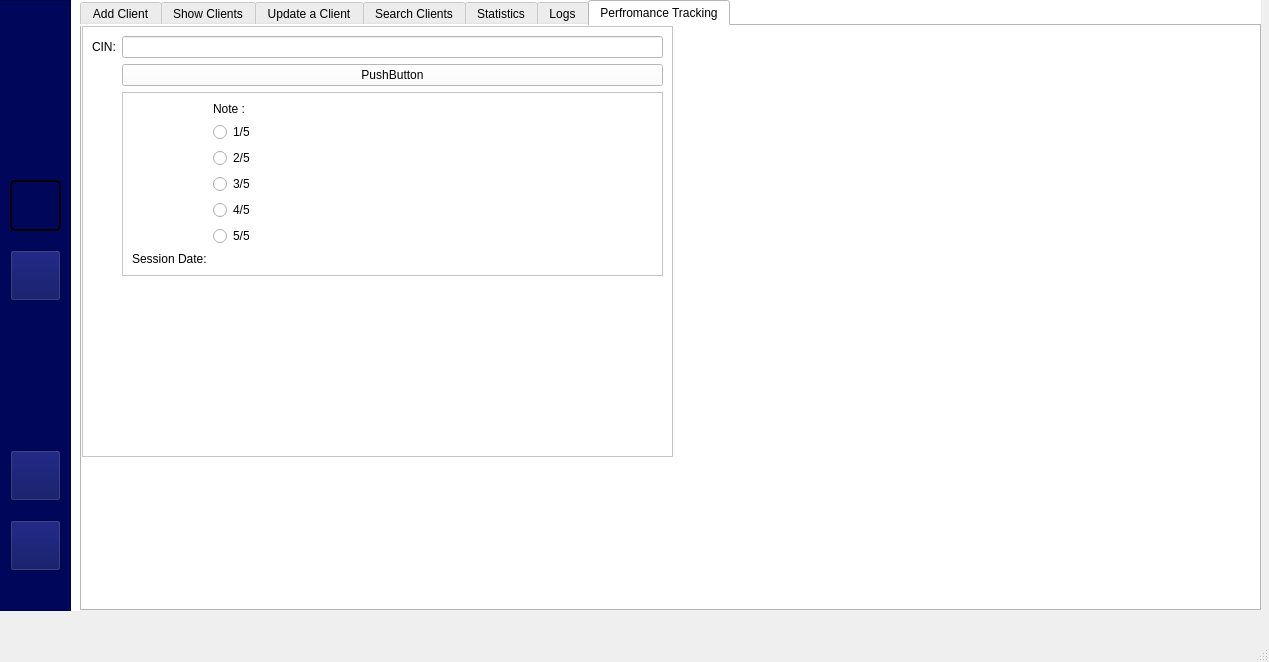
The window that mainwindow.ui (Projet-CPP-2A6/Nautica) describes before a commit, drawn with Qt 5.
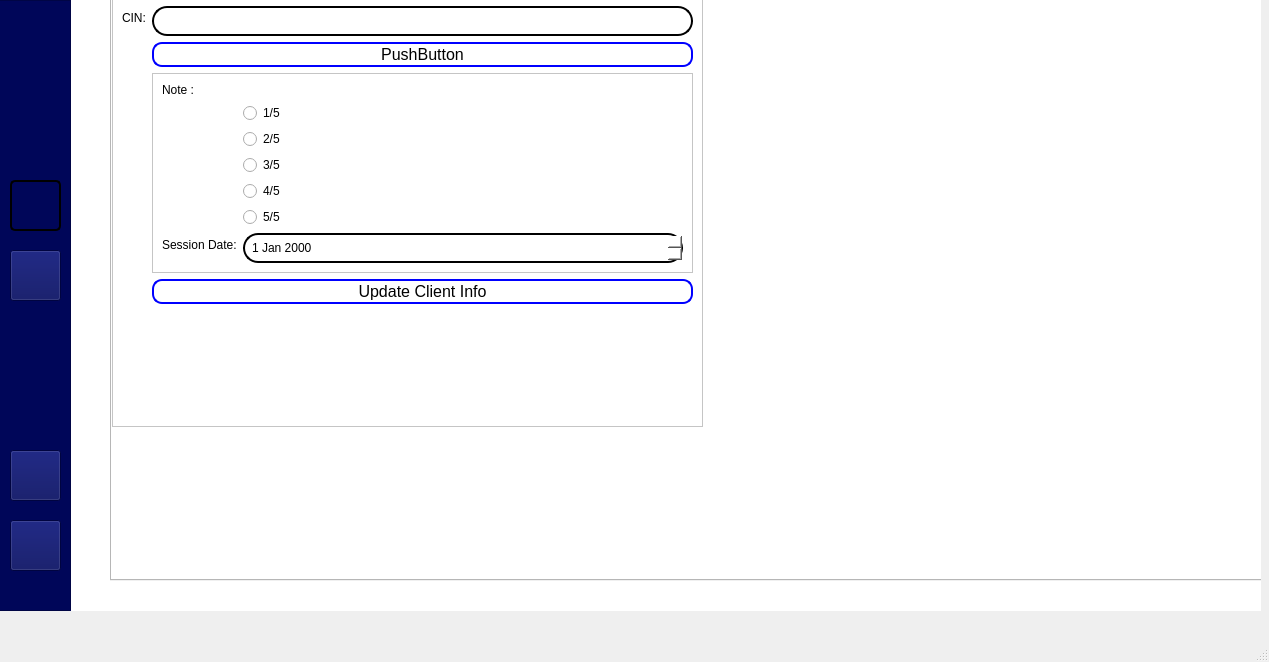
The same window after the commit. Icons and pictures are not drawn.

```diff
--- a/mainwindow.ui
+++ b/mainwindow.ui
@@ -2137,8 +2137,8 @@
      <widget class="QTabWidget" name="tabWidget_2">
       <property name="geometry">
        <rect>
-        <x>10</x>
-        <y>0</y>
+        <x>40</x>
+        <y>-30</y>
         <width>1181</width>
         <height>611</height>
        </rect>
@@ -3056,11 +3056,18 @@
            </property>
           </widget>
          </item>
-         <item row="0" column="1">
-          <widget class="QLineEdit" name="lineEdit_3"/>
-         </item>
          <item row="1" column="1">
           <widget class="QPushButton" name="pushButton_2">
+           <property name="styleSheet">
+            <string notr="true">background-color: #ffffff; /* Fond blanc */
+    border: 2px solid blue; /* Bordure bleue */
+    border-radius: 10px; /* Coins arrondis */
+    padding: 1px 2px; /* Espacement intérieur */
+    color: black; /* Couleur du texte */
+    font-size: 16px; /* Taille de la police */
+   
+   </string>
+           </property>
            <property name="text">
             <string>PushButton</string>
            </property>
@@ -3075,35 +3082,25 @@
             <enum>QFrame::Raised</enum>
            </property>
            <layout class="QFormLayout" name="formLayout_2">
-            <item row="6" column="0">
-             <widget class="QLabel" name="label_55">
-              <property name="text">
-               <string>Session Date:</string>
-              </property>
-             </widget>
-            </item>
-            <item row="0" column="1">
+            <item row="0" column="0">
              <widget class="QLabel" name="label_54">
+              <property name="styleSheet">
+               <string notr="true">font: 22pt &quot;MS Shell Dlg 2&quot;;
+font: 20pt &quot;MS Shell Dlg 2&quot;;</string>
+              </property>
               <property name="text">
                <string>Note :</string>
               </property>
              </widget>
             </item>
-            <item row="1" column="1">
+            <item row="2" column="1">
              <widget class="QRadioButton" name="note1">
               <property name="text">
                <string>1/5</string>
               </property>
              </widget>
             </item>
-            <item row="2" column="1">
-             <widget class="QRadioButton" name="note2">
-              <property name="text">
-               <string>2/5</string>
-              </property>
-             </widget>
-            </item>
-            <item row="3" column="1">
+            <item row="4" column="1">
              <widget class="QRadioButton" name="note3">
               <property name="text">
                <string>3/5</string>
@@ -3111,22 +3108,98 @@
              </widget>
             </item>
             <item row="5" column="1">
-             <widget class="QRadioButton" name="note5">
-              <property name="text">
-               <string>5/5</string>
-              </property>
-             </widget>
-            </item>
-            <item row="4" column="1">
              <widget class="QRadioButton" name="note4">
               <property name="text">
                <string>4/5</string>
               </property>
              </widget>
             </item>
+            <item row="6" column="1">
+             <widget class="QRadioButton" name="note5">
+              <property name="text">
+               <string>5/5</string>
+              </property>
+             </widget>
+            </item>
+            <item row="3" column="1">
+             <widget class="QRadioButton" name="note3_2">
+              <property name="text">
+               <string>2/5</string>
+              </property>
+             </widget>
+            </item>
+            <item row="9" column="0">
+             <widget class="QLabel" name="label_55">
+              <property name="styleSheet">
+               <string notr="true">font: 16pt &quot;MS Shell Dlg 2&quot;;
+font: 14pt &quot;MS Shell Dlg 2&quot;;</string>
+              </property>
+              <property name="text">
+               <string>Session Date:</string>
+              </property>
+             </widget>
+            </item>
+            <item row="9" column="1">
+             <widget class="QDateEdit" name="UDateEdit_2">
+              <property name="styleSheet">
+               <string notr="true">QDateEdit {
+    border: 2px solid black; 
+    border-radius: 15px;
+    padding: 5px;
+    background-color: rgba(255, 255, 255);
+    color: black;
+}
+
+QDateEdit:focus {
+    border-color: black; 
+    background-color: rgba(248, 248, 248, 1); 
+}
+</string>
+              </property>
+             </widget>
+            </item>
            </layout>
           </widget>
          </item>
+         <item row="0" column="1">
+          <widget class="QLineEdit" name="CINLineEdit">
+           <property name="styleSheet">
+            <string notr="true">QLineEdit {
+    border: 2px solid black; 
+    border-radius: 15px;
+    padding: 5px;
+    background-color: rgba(255, 255, 255);
+    color: black;
+}
+
+QLineEdit:focus {
+    border-color: black; 
+    background-color: rgba(248, 248, 248, 1); 
+}
+</string>
+           </property>
+           <property name="maxLength">
+            <number>8</number>
+           </property>
+          </widget>
+         </item>
+         <item row="3" column="1">
+          <widget class="QPushButton" name="UpdateClientBtn_2">
+           <property name="styleSheet">
+            <string notr="true">background-color: #ffffff; /* Fond blanc */
+    border: 2px solid blue; /* Bordure bleue */
+    border-radius: 10px; /* Coins arrondis */
+    padding: 1px 2px; /* Espacement intérieur */
+    color: black; /* Couleur du texte */
+    font-size: 16px; /* Taille de la police */
+   
+   </string>
+           </property>
+           <property name="text">
+            <string>Update Client Info</string>
+           </property>
+          </widget>
+         </item>
         </layout>
        </widget>
       </widget>
```
Left out of the diff: 2 changed lines with no effect on the pictures.
